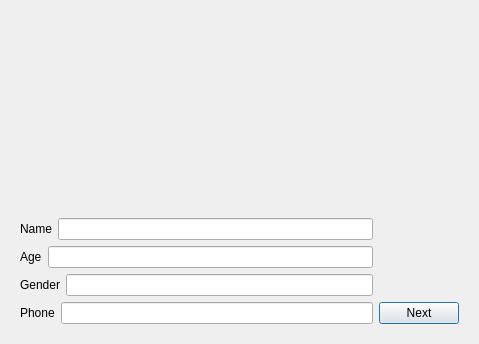
Before: the Qt Designer form desktop_application/ui/registerdialog.ui in cihansenyuz/project_gym, drawn with Qt 5.
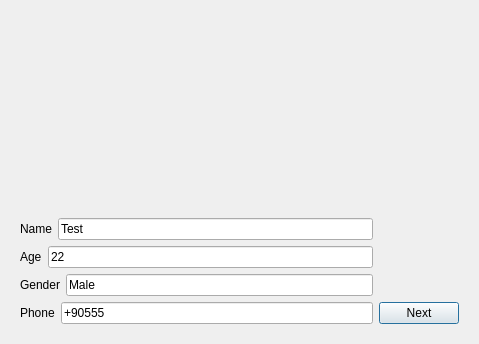
After: the same form once the commit is applied. The open tabs and pages were chosen to show the change.

The edit to the form file:
```diff
--- a/desktop_application/ui/registerdialog.ui
+++ b/desktop_application/ui/registerdialog.ui
@@ -48,7 +48,11 @@
               </widget>
              </item>
              <item>
-              <widget class="QLineEdit" name="name_line_edit"/>
+              <widget class="QLineEdit" name="name_line_edit">
+               <property name="text">
+                <string>Test</string>
+               </property>
+              </widget>
              </item>
             </layout>
            </item>
@@ -62,7 +66,11 @@
               </widget>
              </item>
              <item>
-              <widget class="QLineEdit" name="age_line_edit"/>
+              <widget class="QLineEdit" name="age_line_edit">
+               <property name="text">
+                <string>22</string>
+               </property>
+              </widget>
              </item>
             </layout>
            </item>
@@ -76,7 +84,11 @@
               </widget>
              </item>
              <item>
-              <widget class="QLineEdit" name="gender_line_edit"/>
+              <widget class="QLineEdit" name="gender_line_edit">
+               <property name="text">
+                <string>Male</string>
+               </property>
+              </widget>
              </item>
             </layout>
            </item>
@@ -90,7 +102,11 @@
               </widget>
              </item>
              <item>
-              <widget class="QLineEdit" name="phone_line_edit"/>
+              <widget class="QLineEdit" name="phone_line_edit">
+               <property name="text">
+                <string>+90555</string>
+               </property>
+              </widget>
              </item>
             </layout>
            </item>
```
Left out of the diff: 21 changed lines with no effect on the pictures.
